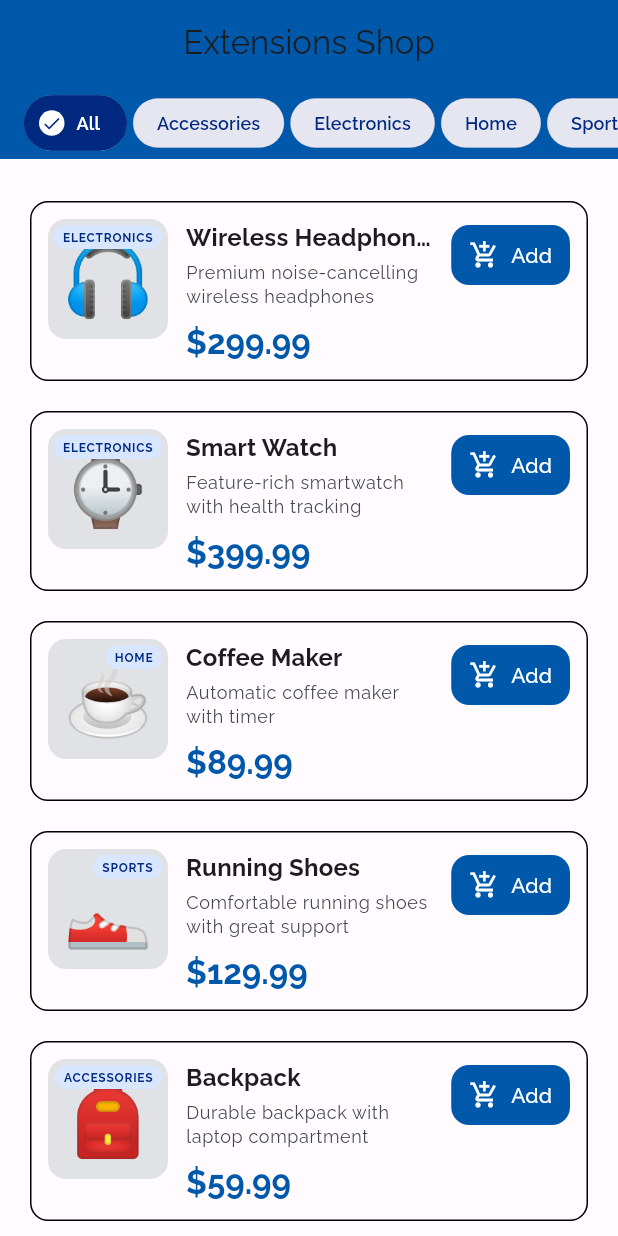
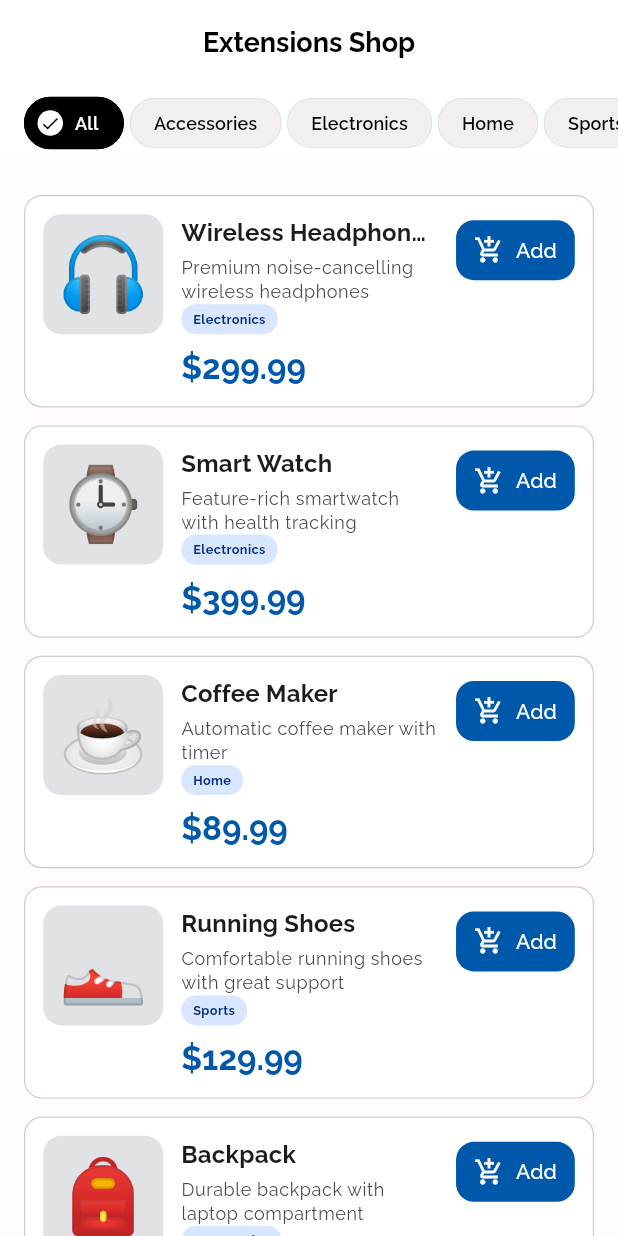
Before and after one commit to xephas-official/flutter_extensions, a Flutter app: the screen it shows after launch, on a phone screen of 412 x 824 dp. Run offline on Flutter 3.47's test engine with Material 3 defaults, Android fonts, the phone set to English and light mode, and no system bars; our stand-ins replace flutter_riverpod, google_fonts.

Commit message:
refactor: enhance theme management by introducing global constants for colors and border radii, streamline widget styling, and remove unused extensions

```diff
--- a/lib/app/theme/colors.dart
+++ b/lib/app/theme/colors.dart
@@ -6,5 +6,15 @@ const Color blue = Color(0xFF0058AB);
 /// white
 const Color white = Color(0xFFFFFFFF);
 
+/// app green
+const Color appGreen = Color(0xFF25D366);
+
+
+/// black color
+const Color black = Color(0xFF000000);
+
+/// background
+const Color backgroundColor = Color(0xFFFFFBFE);
+
 /// Navy blue for dark scenarios
 const Color navyBlue = Color(0xFF00297F);
--- a/lib/app_exporter.dart
+++ b/lib/app_exporter.dart
@@ -12,7 +12,7 @@ export 'package:uuid/uuid.dart';
 //* app
 export 'app/theme/exporter.dart';
 //* core
-export 'core/extensions/exporter.dart';
+export 'global/extensions/exporter.dart';
 //* data
 export 'data/models/exporter.dart';
 export 'data/repositories/exporter.dart';
--- a/lib/features/cart/widgets/cart_item_tile.dart
+++ b/lib/features/cart/widgets/cart_item_tile.dart
@@ -22,7 +22,7 @@ class CartItemTile extends ConsumerWidget {
               height: 80,
               decoration: BoxDecoration(
                 color: context.colorScheme.surfaceContainerHighest,
-                borderRadius: BorderRadius.circular(12),
+                borderRadius: borderRadius12,
               ),
               alignment: Alignment.center,
               child: Text(
--- a/lib/features/products/products_screen.dart
+++ b/lib/features/products/products_screen.dart
@@ -20,8 +20,14 @@ class ProductsScreen extends ConsumerWidget {
 
     return Scaffold(
       appBar: AppBar(
-        backgroundColor: appColor,
-        title: const Text('Extensions Shop'),
+        // backgroundColor: appColor,
+        title: Text(
+          'Extensions Shop',
+          style: boldTextStyle.copyWith(
+            fontSize: 18,
+            color: black,
+          ),
+        ),
         bottom: PreferredSize(
           preferredSize: const Size.fromHeight(50),
           child: CategoryFilters(
@@ -58,6 +64,9 @@ class ProductsScreen extends ConsumerWidget {
       ),
       floatingActionButton: itemCount > 0
           ? FloatingActionButton.extended(
+              shape: const StadiumBorder(),
+              backgroundColor: blue,
+              foregroundColor: white,
               onPressed: () {
                 context.push<void>(const CartScreen());
               },
--- a/lib/features/products/widgets/category_filters.dart
+++ b/lib/features/products/widgets/category_filters.dart
@@ -27,9 +27,10 @@ class CategoryFilters extends ConsumerWidget {
           final isFirst = index == 0;
           final isLast = index == (categories.length - 1);
 
-          final backColor = navyBlue.withValues(alpha: 0.1);
-          const selectedColor = navyBlue;
-          const textColor = white;
+          final backColor = black.withValues(alpha: 0.05);
+          const textColor = black;
+          const selectedColor = black;
+          const selectedTextColor = white;
 
           final enabledPadding = isSelected
               ? const EdgeInsets.symmetric(horizontal: 4)
@@ -48,7 +49,7 @@ class CategoryFilters extends ConsumerWidget {
             child: FilterChip(
               shape: StadiumBorder(
                 side: BorderSide(
-                  width: isSelected ? 2 : 0,
+                  width: isSelected ? 1 : 0,
                   color: isSelected ? selectedColor : backColor,
                 ),
               ),
@@ -57,14 +58,14 @@ class CategoryFilters extends ConsumerWidget {
               label: Text(
                 category,
                 style: semiBoldTextStyle.copyWith(
-                  color: isSelected ? textColor : selectedColor,
+                  color: isSelected ? selectedTextColor : textColor,
                   fontSize: 12,
                 ),
               ),
               backgroundColor: backColor,
               avatar: isSelected
                   ? const CircleAvatar(
-                      backgroundColor: textColor,
+                      backgroundColor: selectedTextColor,
                       child: Icon(
                         Icons.check,
                         size: 14,
@@ -74,6 +75,7 @@ class CategoryFilters extends ConsumerWidget {
                   : null,
               showCheckmark: false,
               selectedColor: selectedColor,
+
               selected: isSelected,
               onSelected: (selected) {
                 ref.read(selectedCategoryProvider.notifier).state = category;
--- a/lib/features/products/widgets/product_card.dart
+++ b/lib/features/products/widgets/product_card.dart
@@ -1,4 +1,5 @@
 import '../../../app_exporter.dart';
+import '../../../global/widgets/value_chip.dart';
 
 /// Widget displaying a product card
 class ProductCard extends ConsumerWidget {
@@ -13,18 +14,24 @@ class ProductCard extends ConsumerWidget {
     final cartItems = ref.watch(cartProvider);
     final itemInCart = cartItems.any((item) => item.product.id == product.id);
 
-    return Card(
-      elevation: 0,
-      shape: RoundedRectangleBorder(
-        borderRadius: BorderRadius.circular(12),
-        side: BorderSide(color: context.colorScheme.outlineVariant),
+    return AnimatedContainer(
+      duration: halfSecond,
+      // margin: verticalInsets8,
+      clipBehavior: Clip.antiAlias,
+      decoration: BoxDecoration(
+        color: itemInCart ? appGreen.withValues(alpha: .1) : white,
+        borderRadius: borderRadius12,
+        border: Border.all(
+          color: itemInCart ? appGreen : black.withValues(alpha: .2),
+          width: .8,
+        ),
       ),
       child: InkWell(
         onTap: () {
           // Could navigate to product details
           context.showSnackBar('Product details coming soon!');
         },
-        borderRadius: BorderRadius.circular(12),
+        borderRadius: borderRadius12,
         child: Padding(
           padding: const EdgeInsets.all(12),
           child: Row(
@@ -40,34 +47,12 @@ class ProductCard extends ConsumerWidget {
                       height: 80,
                       decoration: BoxDecoration(
                         color: context.colorScheme.surfaceContainerHighest,
-                        borderRadius: BorderRadius.circular(12),
+                        borderRadius: borderRadius12,
                       ),
                       alignment: Alignment.center,
                       child: Text(
                         product.imageUrl,
                         style: baseFont.copyWith(fontSize: 48),
-                      ),
-                    ),
-                  ),
-                  Positioned(
-                    top: 4,
-                    right: 4,
-                    child: Container(
-                      padding: const EdgeInsets.symmetric(
-                        horizontal: 6,
-                        vertical: 2,
-                      ),
-                      decoration: BoxDecoration(
-                        color: context.colorScheme.primaryContainer,
-                        borderRadius: BorderRadius.circular(8),
-                      ),
-                      child: Text(
-                        product.category.toUpperCase(),
-                        style: context.textTheme.labelSmall
-                            ?.copyWith(
-                              color: context.colorScheme.onPrimaryContainer,
-                            )
-                            .merge(boldTextStyle.copyWith(fontSize: 8)),
                       ),
                     ),
                   ),
@@ -104,6 +89,13 @@ class ProductCard extends ConsumerWidget {
                           .merge(regularTextStyle),
                       maxLines: 2,
                       overflow: TextOverflow.ellipsis,
+                    ),
+
+                    ValueChip(
+                      backColor: context.colorScheme.primaryContainer,
+                      valueText: product.category,
+                      fadeBack: false,
+                      textColor: context.colorScheme.onPrimaryContainer,
                     ),
 
                     const SizedBox(height: 8),
--- a/lib/global/constants/exporter.dart
+++ b/lib/global/constants/exporter.dart
@@ -1,4 +1,5 @@
 export 'app_constants.dart';
+export 'border_radius.dart';
 export 'durations.dart';
 export 'spacing.dart';
 export 'text_styles.dart';
--- a/lib/core/extensions/exporter.dart
+++ b/lib/global/extensions/exporter.dart
@@ -3,4 +3,3 @@ export 'context_extensions.dart';
 export 'list_extensions.dart';
 export 'num_extensions.dart';
 export 'string_extensions.dart';
-export 'widget_extensions.dart';
--- /dev/null
+++ b/lib/global/widgets/value_chip.dart
@@ -0,0 +1,57 @@
+import '../../app_exporter.dart';
+
+/// chip that shows a given value
+class ValueChip extends StatelessWidget {
+  /// constructor
+  const ValueChip({
+    required this.backColor,
+    required this.valueText,
+    required this.fadeBack,
+    required this.textColor,
+    this.borderRadius = borderRadius200,
+    this.fontSize = 8.5,
+    super.key,
+  });
+
+  /// background color
+  final Color backColor;
+
+  ///text color
+  final Color textColor;
+
+  /// border radius
+  final BorderRadiusGeometry? borderRadius;
+
+  /// value text
+  final String valueText;
+
+  /// fade back
+  final bool fadeBack;
+
+  /// font size
+  final double fontSize;
+
+  @override
+  Widget build(BuildContext context) {
+    return Container(
+      padding: EdgeInsets.symmetric(
+        horizontal: fontSize > 10 ? spacing16 : spacing8,
+        vertical: spacing4,
+      ),
+      decoration: BoxDecoration(
+        color: fadeBack ? backColor.withValues(alpha: .2) : backColor,
+        borderRadius: borderRadius,
+      ),
+      child: Text(
+        valueText.capitalize,
+        maxLines: 1,
+        textAlign: TextAlign.center,
+        style: boldTextStyle.copyWith(
+          color: textColor,
+          fontWeight: FontWeight.bold,
+          fontSize: fontSize,
+        ),
+      ),
+    );
+  }
+}
```
Also changed, not shown: lib/app/theme/app_theme.dart (+22 -22 lines), lib/core/extensions/widget_extensions.dart (deleted, +0 -107 lines), lib/global/constants/border_radius.dart (added, +52 -0 lines), lib/global/constants/spacing.dart (+33 -33 lines), lib/global/extensions/color_extensions.dart (renamed from lib/core/extensions/color_extensions.dart), lib/global/extensions/context_extensions.dart (renamed from lib/core/extensions/context_extensions.dart), lib/global/extensions/list_extensions.dart (renamed from lib/core/extensions/list_extensions.dart), lib/global/extensions/num_extensions.dart (renamed from lib/core/extensions/num_extensions.dart), lib/global/extensions/string_extensions.dart (renamed from lib/core/extensions/string_extensions.dart).
